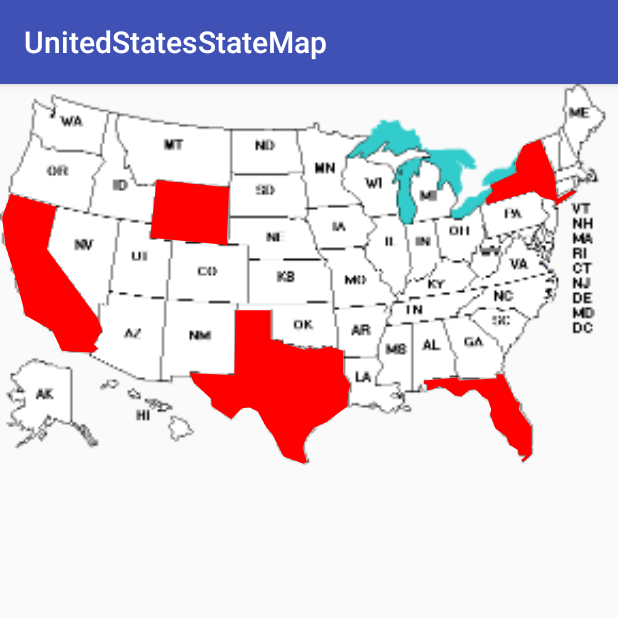
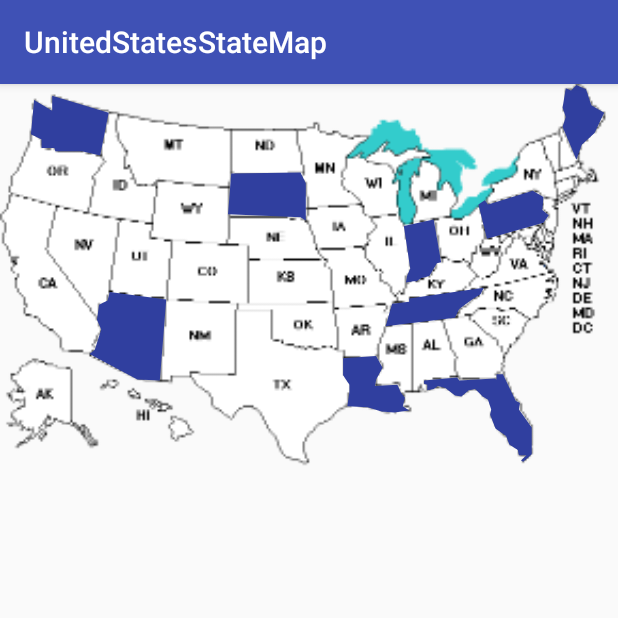
Before and after one commit to johnlee2898/UnitedStates-StateMap, an Android app: the screen it shows after launch (MainActivity), on a phone screen of 412 x 824 dp, the top half of it. Run offline under Robolectric (Android 15) with nearby library versions, the phone set to English and light mode, and no system bars.

Commit message:
Code refactor.

```diff
--- a/app/build.gradle
+++ b/app/build.gradle
@@ -20,6 +20,9 @@ android {
             proguardFiles getDefaultProguardFile('proguard-android.txt'), 'proguard-rules.pro'
         }
     }
+    sourceSets {
+        main.java.srcDirs += 'src/main/kotlin'
+    }
 }
 
 dependencies {
--- a/app/src/main/java/com/example/samsungpay/unitedstatesstatemap/CustomImageView.kt
+++ b/app/src/main/kotlin/com/example/samsungpay/unitedstatesstatemap/CustomImageView.kt
@@ -19,6 +19,7 @@ class CustomImageView(context: Context, attrs: AttributeSet) : ImageView(context
     var heightRatio: Float = 1.00f
     var mStates: Array<String>? = null
     var i: Int = 0
+    lateinit var mColor: String
 
     override fun onDraw(canvas: Canvas?) {
         super.onDraw(canvas)
@@ -29,15 +30,15 @@ class CustomImageView(context: Context, attrs: AttributeSet) : ImageView(context
                 var mPoint = Point(xy[0].toFloat() * widthRatio, xy[1].toFloat() * heightRatio)
                 mPoints.add(mPoint)
             }
-
-            drawPoly(canvas!!, Color.parseColor("#ff0000"), mPoints!!)
+            drawPoly(canvas!!, Color.parseColor(mColor), mPoints!!)
         }
     }
 
-    fun forceInvalidate(width: Int, height: Int, states: Array<String>?) {
+    fun forceInvalidate(width: Int, height: Int, states: Array<String>?, color: String) {
         widthRatio = width.toFloat() / 580
         heightRatio = height.toFloat() / 359
         mStates = states
+        mColor = color
         super.invalidate()
     }
 
@@ -53,14 +54,12 @@ class CustomImageView(context: Context, attrs: AttributeSet) : ImageView(context
             return
         }
         val polyPaint = Paint()
-        polyPaint.setColor(color)
-        polyPaint.setStyle(Paint.Style.FILL)
+        polyPaint.color = color
+        polyPaint.style = Paint.Style.FILL
         val polyPath = Path()
         polyPath.moveTo(points[0].x, points[0].y)
-        var i: Int
-        val len: Int
-        len = points.size
-        i = 0
+        var i = 0
+        val len: Int = points.size
         while (i < len) {
             polyPath.lineTo(points[i].x, points[i].y)
             i++
@@ -73,7 +72,6 @@ class CustomImageView(context: Context, attrs: AttributeSet) : ImageView(context
      * Simple point
      */
     private inner class Point(x: Float, y: Float) {
-
         var x = 0f
         var y = 0f
 
@@ -81,8 +79,6 @@ class CustomImageView(context: Context, attrs: AttributeSet) : ImageView(context
             this.x = x
             this.y = y
         }
-
     }
 
-
 }
--- a/app/src/main/java/com/example/samsungpay/unitedstatesstatemap/MainActivity.kt
+++ b/app/src/main/kotlin/com/example/samsungpay/unitedstatesstatemap/MainActivity.kt
@@ -14,26 +14,35 @@ class MainActivity : AppCompatActivity() {
     private val TAG: String = MainActivity::class.java.simpleName
     var width: Int = 0
     var height: Int = 0
-    var states: Array<String> = arrayOf("#tx", "#wy", "#ca", "#fl", "#ny")
+    //var states: Array<String> = arrayOf("#tx", "#wy", "#ca", "#fl", "#ny", "#ak")
+    var states: Array<String> = arrayOf("#az", "#pa", "#wa", "#me", "#la", "#tn", "#fl", "#sd", "#in")
+    lateinit var stateMap: CustomImageView
 
     override fun onCreate(savedInstanceState: Bundle?) {
         super.onCreate(savedInstanceState)
         setContentView(R.layout.activity_main)
-        val stateMap: CustomImageView = findViewById(R.id.us_states_map)
+        stateMap = findViewById(R.id.us_states_map)
         val vto = stateMap.viewTreeObserver
         vto.addOnPreDrawListener(object : ViewTreeObserver.OnPreDrawListener {
             override fun onPreDraw(): Boolean {
                 stateMap.viewTreeObserver.removeOnPreDrawListener(this)
                 height = stateMap.measuredHeight
                 width = stateMap.measuredWidth
-                stateMap.forceInvalidate(width, height, states)
-                d(TAG, "@@@Image measuredWidth is $width")
-                d(TAG, "@@@Image measuredHeight is $height")
+                showHighlightStatesWithColor(states, "#303f9f")
+                d(TAG, "Image measuredWidth is $width")
+                d(TAG, "Image measuredHeight is $height")
                 return true
             }
         })
 
     }
 
+    /**
+     *  Public API
+     */
+    fun showHighlightStatesWithColor(states: Array<String>?, color: String) {
+        stateMap.forceInvalidate(width, height, states, color)
+    }
+
 
 }
```
